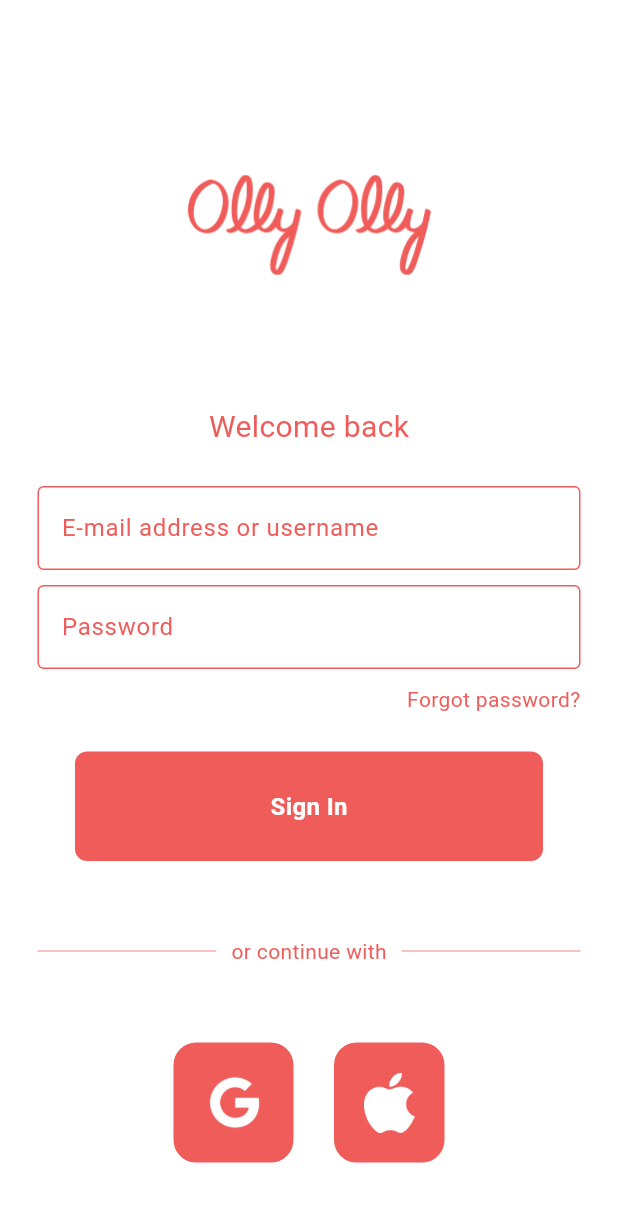
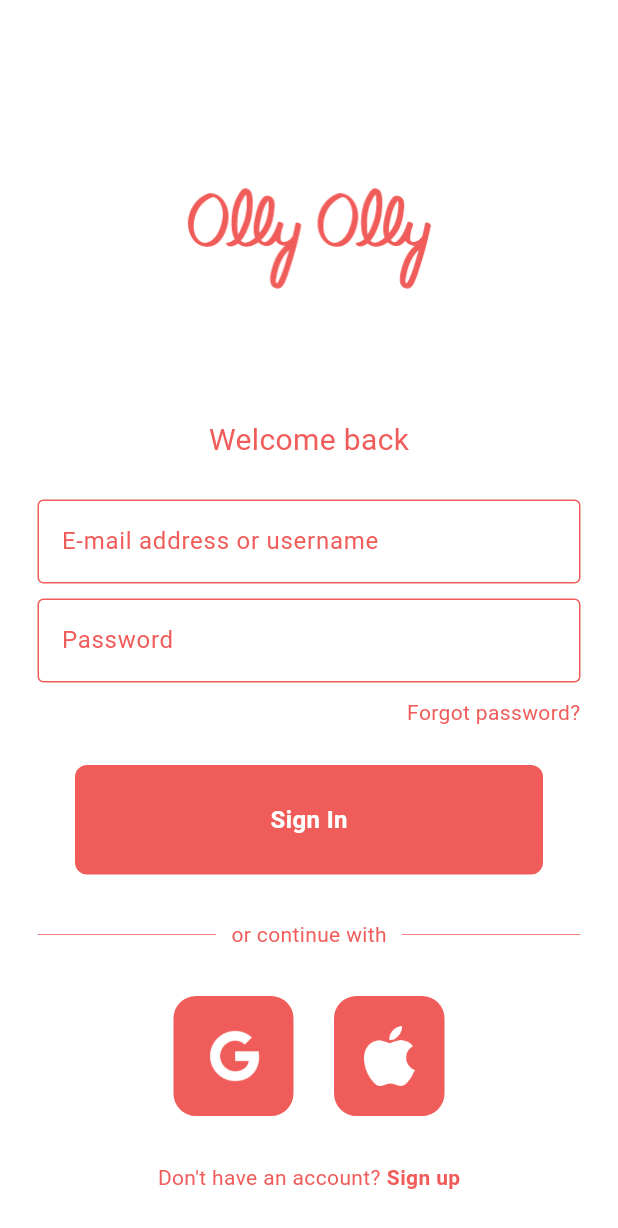
Before and after one commit to brendafazeredo/olly_olly_weather_app, a Flutter app: the screen it shows after launch, on a phone screen of 412 x 824 dp. Shown: the top 1228 px of the screen. Run offline on Flutter 3.47's test engine with Material 3 defaults, Android fonts, the phone set to English and light mode, and no system bars; our stand-ins replace geolocator.

Commit message:
Some small changes.

```diff
--- a/lib/components/my_button.dart
+++ b/lib/components/my_button.dart
@@ -14,14 +14,14 @@
         padding: const EdgeInsets.all(25),
         margin: const EdgeInsets.symmetric(horizontal: 25),
         decoration: BoxDecoration(
-          color: const Color(0xFFF05C59), // Updated button color
+          color: const Color(0xFFF05C59),
           borderRadius: BorderRadius.circular(8),
         ),
         child: Center(
           child: Text(
             text,
-            style: TextStyle(
-              color: Colors.white, // Updated text color
+            style: const TextStyle(
+              color: Colors.white,
               fontWeight: FontWeight.bold,
               fontSize: 16,
             ),
--- a/lib/components/my_textfield.dart
+++ b/lib/components/my_textfield.dart
@@ -23,13 +23,13 @@
           enabledBorder: const OutlineInputBorder(
             borderSide: BorderSide(color: Color(0xFFF05C59)), // Updated border color
           ),
-          focusedBorder: OutlineInputBorder(
-            borderSide: BorderSide(color: const Color(0xFFF05C59)), // Updated border color
+          focusedBorder: const OutlineInputBorder(
+            borderSide: BorderSide(color: Color(0xFFF05C59)), // Updated border color
           ),
           fillColor: Colors.white, // Filled with white
           filled: true,
           hintText: hintText,
-          hintStyle: TextStyle(color: const Color(0xFFF05C59)), // Updated hint text color
+          hintStyle: const TextStyle(color: Color(0xFFF05C59)), // Updated hint text color
         ),
       ),
     );
--- a/lib/components/square_tile.dart
+++ b/lib/components/square_tile.dart
@@ -10,7 +10,7 @@
   @override
   Widget build(BuildContext context) {
     return Container(
-      padding: EdgeInsets.all(20),
+      padding: const EdgeInsets.all(20),
       decoration: BoxDecoration(
         border: Border.all(color: Colors.white),
         borderRadius: BorderRadius.circular(16),
--- a/lib/pages/login_page.dart
+++ b/lib/pages/login_page.dart
@@ -21,7 +21,7 @@
             child: Column(
               mainAxisAlignment: MainAxisAlignment.center,
               children: [
-                const SizedBox(height: 50),
+                const SizedBox(height: 30),
 
                 // logo
                 Image.asset(
@@ -36,7 +36,7 @@
                 Text(
                   'Welcome back',
                   style: TextStyle(
-                    color: Color(0xFFF05C59),
+                    color: const Color(0xFFF05C59),
                     fontSize: 20,
                   ),
                 ),
@@ -72,7 +72,7 @@
                           cursor: SystemMouseCursors.click,
                           child: GestureDetector(
                             onTap: () {},
-                            child: Text(
+                            child: const Text(
                               'Forgot password?',
                               style: TextStyle(color: Color(0xFFF05C59)),
                               textAlign: TextAlign.end,
@@ -104,7 +104,7 @@
                   ),
                 ),
 
-                const SizedBox(height: 50),
+                const SizedBox(height: 30),
 
                 // or continue with text
                 Padding(
@@ -114,12 +114,12 @@
                       Expanded(
                         child: Divider(
                           thickness: 0.5,
-                          color: Color(0xFFF05C59),
+                          color: const Color(0xFFF05C59),
                         ),
                       ),
                       Padding(
                         padding: const EdgeInsets.symmetric(horizontal: 10.0),
-                        child: Text(
+                        child: const Text(
                           'or continue with',
                           style: TextStyle(color: Color(0xFFF05C59)),
                         ),
@@ -127,14 +127,14 @@
                       Expanded(
                         child: Divider(
                           thickness: 0.5,
-                          color: Color(0xFFF05C59),
+                          color: const Color(0xFFF05C59),
                         ),
                       ),
                     ],
                   ),
                 ),
 
-                const SizedBox(height: 50),
+                const SizedBox(height: 30),
 
                 // google and apple sign in buttons
                 Row(
@@ -158,7 +158,7 @@
                   ],
                 ),
 
-                const SizedBox(height: 50),
+                const SizedBox(height: 30),
 
                 // don't have an account text
                 Row(
@@ -166,7 +166,7 @@
                   children: [
                     Text(
                       'Don\'t have an account?',
-                      style: TextStyle(color: Color(0xFFF05C59)),
+                      style: TextStyle(color: const Color(0xFFF05C59)),
                     ),
                     const SizedBox(width: 4),
                     // sign up text
@@ -183,7 +183,7 @@
                         child: Text(
                           'Sign up',
                           style: TextStyle(
-                            color: Color(0xFFF05C59),
+                            color: const Color(0xFFF05C59),
                             fontWeight: FontWeight.bold,
                           ),
                         ),
--- a/lib/pages/signup_page.dart
+++ b/lib/pages/signup_page.dart
@@ -33,7 +33,7 @@
             child: Column(
               mainAxisAlignment: MainAxisAlignment.center,
               children: [
-                const SizedBox(height: 50),
+                const SizedBox(height: 30),
 
                 // logo
                 Image.asset(
@@ -89,7 +89,7 @@
                   obscureText: true,
                 ),
 
-                const SizedBox(height: 50),
+                const SizedBox(height: 30),
 
                 // sign up button
                 Padding(
@@ -103,7 +103,7 @@
                   ),
                 ),
 
-                const SizedBox(height: 50),
+                const SizedBox(height: 30),
 
                 // or continue with text
                 Padding(
@@ -133,7 +133,7 @@
                   ),
                 ),
 
-                const SizedBox(height: 50),
+                const SizedBox(height: 30),
 
                 // google and apple sign in buttons
                 Row(
@@ -157,7 +157,7 @@
                   ],
                 ),
 
-                const SizedBox(height: 50),
+                const SizedBox(height: 30),
 
                 // already have an account? text
                 Row(
```
Also changed, not shown: pubspec.yaml (+1 -63 lines), lib/pages/weather_page.dart (line endings or trailing spaces), 1 other file.
